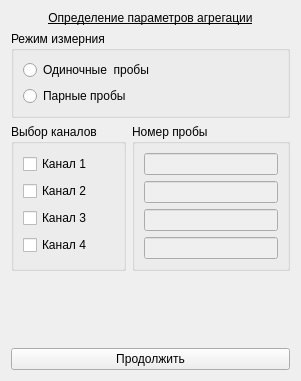
Above: choisedialog/agr1.ui from krang4d/Agrekola before the change. Below: the same form after it.
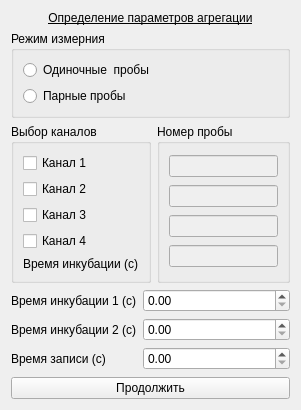
That is the form after the change.

```diff
--- a/choisedialog/agr1.ui
+++ b/choisedialog/agr1.ui
@@ -7,7 +7,7 @@
     <x>0</x>
     <y>0</y>
     <width>301</width>
-    <height>381</height>
+    <height>410</height>
    </rect>
   </property>
   <property name="windowTitle">
@@ -95,6 +95,13 @@
           </property>
          </widget>
         </item>
+        <item>
+         <widget class="QLabel" name="label_calib_1">
+          <property name="text">
+           <string>Время инкубации (с)</string>
+          </property>
+         </widget>
+        </item>
        </layout>
       </widget>
      </item>
@@ -137,6 +144,46 @@
      </item>
     </layout>
    </item>
+   <item>
+    <layout class="QFormLayout" name="formLayout">
+     <item row="0" column="0">
+      <widget class="QLabel" name="label_test_1">
+       <property name="minimumSize">
+        <size>
+         <width>103</width>
+         <height>0</height>
+        </size>
+       </property>
+       <property name="text">
+        <string>Время инкубации 1 (с)</string>
+       </property>
+      </widget>
+     </item>
+     <item row="0" column="1">
+      <widget class="QDoubleSpinBox" name="doubleSpinBox_calibIncubeTime_1"/>
+     </item>
+     <item row="1" column="0">
+      <widget class="QLabel" name="label_test_2">
+       <property name="text">
+        <string>Время инкубации 2 (с)</string>
+       </property>
+      </widget>
+     </item>
+     <item row="1" column="1">
+      <widget class="QDoubleSpinBox" name="doubleSpinBox_calibIncubeTime_2"/>
+     </item>
+     <item row="2" column="0">
+      <widget class="QLabel" name="label_test_3">
+       <property name="text">
+        <string>Время записи (с)</string>
+       </property>
+      </widget>
+     </item>
+     <item row="2" column="1">
+      <widget class="QDoubleSpinBox" name="doubleSpinBox_calibWriteTime"/>
+     </item>
+    </layout>
+   </item>
    <item>
     <spacer name="verticalSpacer_test">
      <property name="orientation">
```
